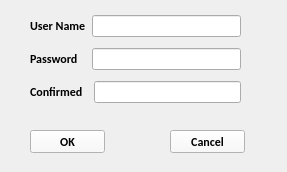
The window that JobsSchedule/register.ui (maple2rain/JobSchedule) describes before a commit, drawn with Qt 5.
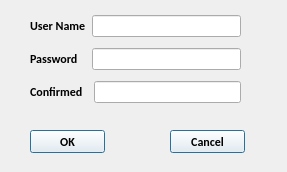
The same window after the commit. Icons and pictures are not drawn.

```diff
--- a/JobsSchedule/register.ui
+++ b/JobsSchedule/register.ui
@@ -39,6 +39,9 @@
    <property name="text">
     <string>OK</string>
    </property>
+   <property name="default">
+    <bool>true</bool>
+   </property>
   </widget>
   <widget class="QPushButton" name="CancelBtn">
    <property name="geometry">
@@ -62,6 +65,9 @@
    <property name="text">
     <string>Cancel</string>
    </property>
+   <property name="default">
+    <bool>true</bool>
+   </property>
   </widget>
   <widget class="QWidget" name="layoutWidget">
    <property name="geometry">
```
